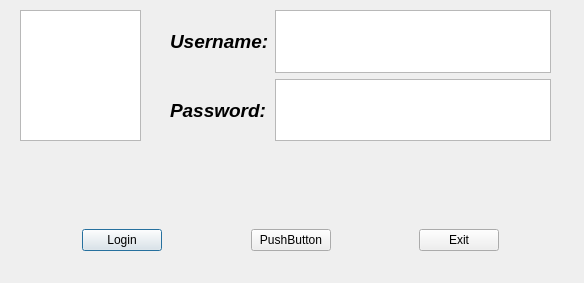
Before: the Qt Designer form client/Client/logindialog.ui in Orsrrc/DistributeServer, drawn with Qt 5.
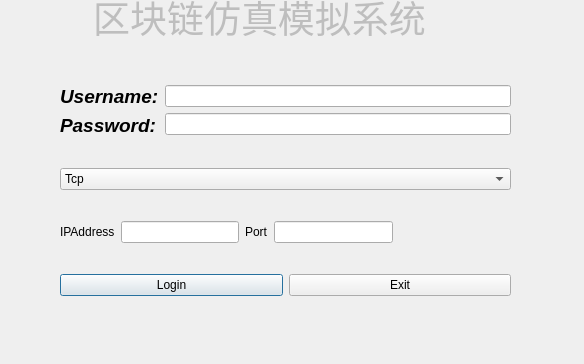
After: the same form once the commit is applied.

```diff
--- a/client/Client/logindialog.ui
+++ b/client/Client/logindialog.ui
@@ -13,7 +13,7 @@
     <x>0</x>
     <y>0</y>
     <width>584</width>
-    <height>283</height>
+    <height>364</height>
    </rect>
   </property>
   <property name="sizePolicy">
@@ -31,25 +31,57 @@
   <property name="windowTitle">
    <string>Login</string>
   </property>
-  <widget class="QTextEdit" name="textEdit">
+  <widget class="QLineEdit" name="lineEdit">
+   <property name="enabled">
+    <bool>false</bool>
+   </property>
    <property name="geometry">
     <rect>
-     <x>20</x>
-     <y>10</y>
-     <width>121</width>
-     <height>131</height>
+     <x>50</x>
+     <y>0</y>
+     <width>451</width>
+     <height>51</height>
     </rect>
    </property>
+   <property name="sizePolicy">
+    <sizepolicy hsizetype="Minimum" vsizetype="Fixed">
+     <horstretch>0</horstretch>
+     <verstretch>0</verstretch>
+    </sizepolicy>
+   </property>
+   <property name="font">
+    <font>
+     <pointsize>28</pointsize>
+     <italic>false</italic>
+     <underline>false</underline>
+     <strikeout>false</strikeout>
+     <fontweight>Black</fontweight>
+    </font>
+   </property>
+   <property name="text">
+    <string>    区块链仿真模拟系统</string>
+   </property>
+   <property name="frame">
+    <bool>false</bool>
+   </property>
+   <property name="dragEnabled">
+    <bool>false</bool>
+   </property>
+   <property name="readOnly">
+    <bool>true</bool>
+   </property>
   </widget>
-  <widget class="QWidget" name="layoutWidget">
+  <widget class="QWidget" name="">
    <property name="geometry">
     <rect>
-     <x>170</x>
-     <y>10</y>
-     <width>381</width>
-     <height>131</height>
+     <x>60</x>
+     <y>60</y>
+     <width>451</width>
+     <height>261</height>
     </rect>
    </property>
+   <layout class="QVBoxLayout" name="verticalLayout_3">
+    <item>
    <layout class="QHBoxLayout" name="horizontalLayout">
     <item>
      <layout class="QVBoxLayout" name="verticalLayout_2">
@@ -86,38 +118,76 @@
     <item>
      <layout class="QVBoxLayout" name="verticalLayout">
       <item>
-       <widget class="QTextEdit" name="input_username"/>
+         <widget class="QLineEdit" name="edit_username">
+          <property name="echoMode">
+           <enum>QLineEdit::Normal</enum>
+          </property>
+         </widget>
       </item>
       <item>
-       <widget class="QTextEdit" name="input_password"/>
+         <widget class="QLineEdit" name="edit_password">
+          <property name="echoMode">
+           <enum>QLineEdit::Password</enum>
+          </property>
+         </widget>
       </item>
      </layout>
     </item>
    </layout>
-  </widget>
-  <widget class="QWidget" name="layoutWidget">
-   <property name="geometry">
-    <rect>
-     <x>0</x>
-     <y>200</y>
-     <width>581</width>
-     <height>81</height>
-    </rect>
-   </property>
+    </item>
+    <item>
+     <widget class="QComboBox" name="btn_protocol">
+      <item>
+       <property name="text">
+        <string>Tcp</string>
+       </property>
+      </item>
+      <item>
+       <property name="text">
+        <string>Udp</string>
+       </property>
+      </item>
+     </widget>
+    </item>
+    <item>
+     <layout class="QHBoxLayout" name="horizontalLayout_3">
+      <item>
+       <widget class="QLabel" name="label_3">
+        <property name="text">
+         <string>IPAddress</string>
+        </property>
+       </widget>
+      </item>
+      <item>
+       <widget class="QLineEdit" name="edit_IPAdress"/>
+      </item>
+      <item>
+       <widget class="QLabel" name="label_4">
+        <property name="text">
+         <string>Port</string>
+        </property>
+       </widget>
+      </item>
+      <item>
+       <widget class="QLineEdit" name="edit_Port"/>
+      </item>
+      <item>
+       <spacer name="horizontalSpacer">
+        <property name="orientation">
+         <enum>Qt::Horizontal</enum>
+        </property>
+        <property name="sizeHint" stdset="0">
+         <size>
+          <width>40</width>
+          <height>20</height>
+         </size>
+        </property>
+       </spacer>
+      </item>
+     </layout>
+    </item>
+    <item>
    <layout class="QHBoxLayout" name="horizontalLayout_2">
-    <item>
-     <spacer name="horizontalSpacer_2">
-      <property name="orientation">
-       <enum>Qt::Horizontal</enum>
-      </property>
-      <property name="sizeHint" stdset="0">
-       <size>
-        <width>40</width>
-        <height>20</height>
-       </size>
-      </property>
-     </spacer>
-    </item>
     <item>
      <widget class="QPushButton" name="btn_login">
       <property name="text">
@@ -125,39 +195,6 @@
       </property>
      </widget>
     </item>
-    <item>
-     <spacer name="horizontalSpacer_4">
-      <property name="orientation">
-       <enum>Qt::Horizontal</enum>
-      </property>
-      <property name="sizeHint" stdset="0">
-       <size>
-        <width>40</width>
-        <height>20</height>
-       </size>
-      </property>
-     </spacer>
-    </item>
-    <item>
-     <widget class="QPushButton" name="pushButton">
-      <property name="text">
-       <string>PushButton</string>
-      </property>
-     </widget>
-    </item>
-    <item>
-     <spacer name="horizontalSpacer">
-      <property name="orientation">
-       <enum>Qt::Horizontal</enum>
-      </property>
-      <property name="sizeHint" stdset="0">
-       <size>
-        <width>29</width>
-        <height>20</height>
-       </size>
-      </property>
-     </spacer>
-    </item>
     <item>
      <widget class="QPushButton" name="btn_exit">
       <property name="text">
@@ -165,18 +202,7 @@
       </property>
      </widget>
     </item>
-    <item>
-     <spacer name="horizontalSpacer_3">
-      <property name="orientation">
-       <enum>Qt::Horizontal</enum>
-      </property>
-      <property name="sizeHint" stdset="0">
-       <size>
-        <width>40</width>
-        <height>20</height>
-       </size>
-      </property>
-     </spacer>
+     </layout>
     </item>
    </layout>
   </widget>
```
Lines whose indentation alone changed are shown as unchanged.
